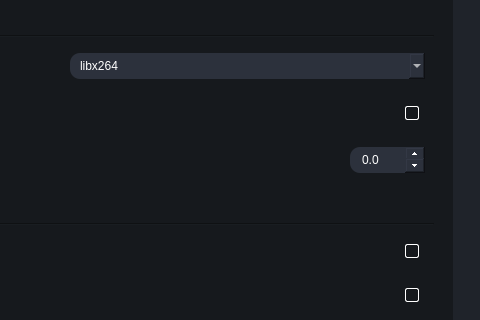
Old version of the form testRVEInterface.ui in the repository TNTwise/REAL-Video-Enhancer; both pictures show x 449 to 929 and y 167 to 487 of the 929 by 752 pixel window.
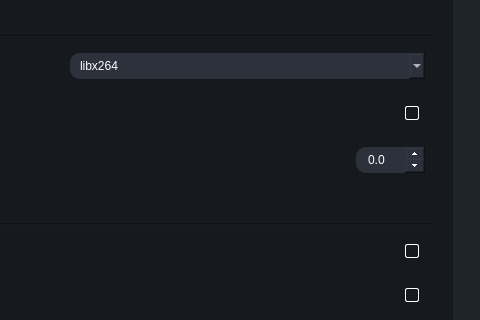
New version of the form. The open tabs and pages were chosen to show the change. Icons and pictures are not drawn.

Commit message: set limit on spinbox

The edit to the form file:
```diff
--- a/testRVEInterface.ui
+++ b/testRVEInterface.ui
@@ -1376,6 +1376,9 @@
                    <property name="decimals">
                     <number>1</number>
                    </property>
+                   <property name="maximum">
+                    <double>10.000000000000000</double>
+                   </property>
                   </widget>
                  </item>
                 </layout>
```
